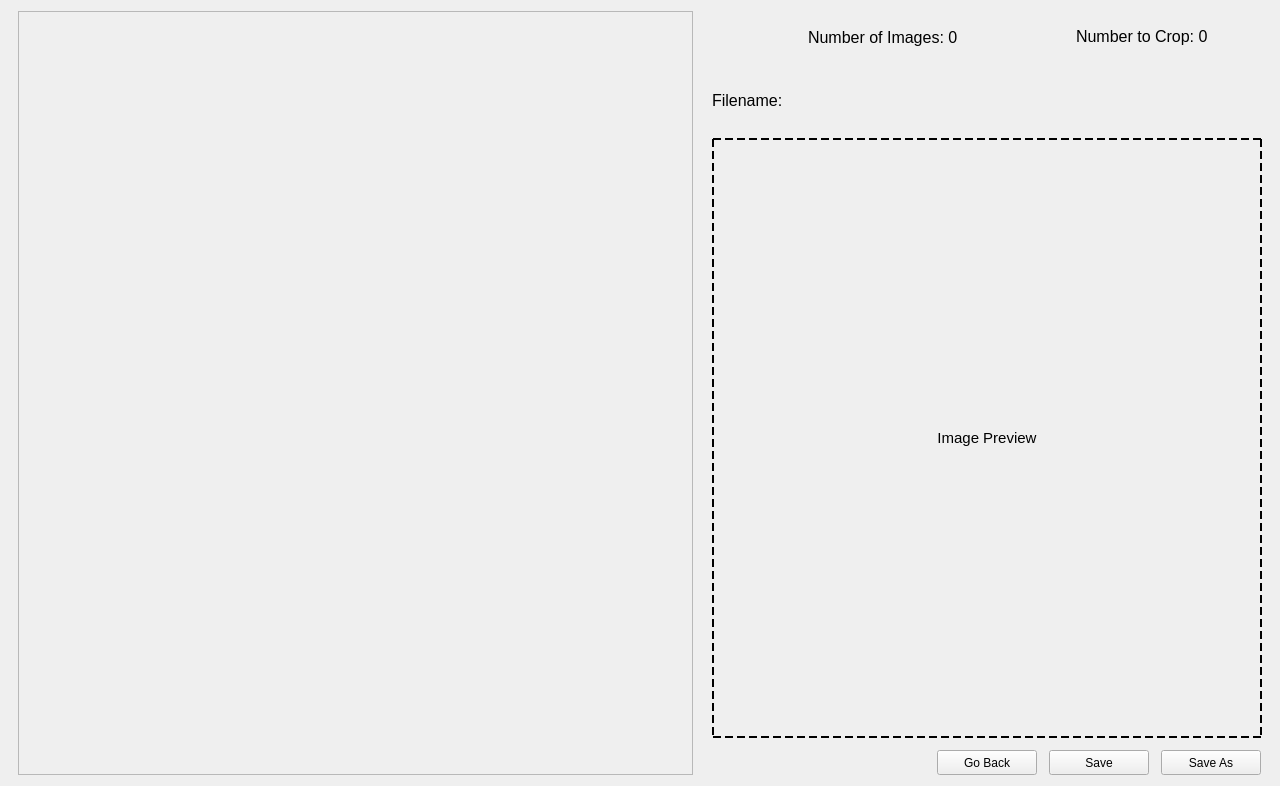
This is WatermarkCropper/cropmenu.ui in vg16855/Ifunny-Watermark-Cropper as Qt 5 draws it before an edit. The edited form follows.
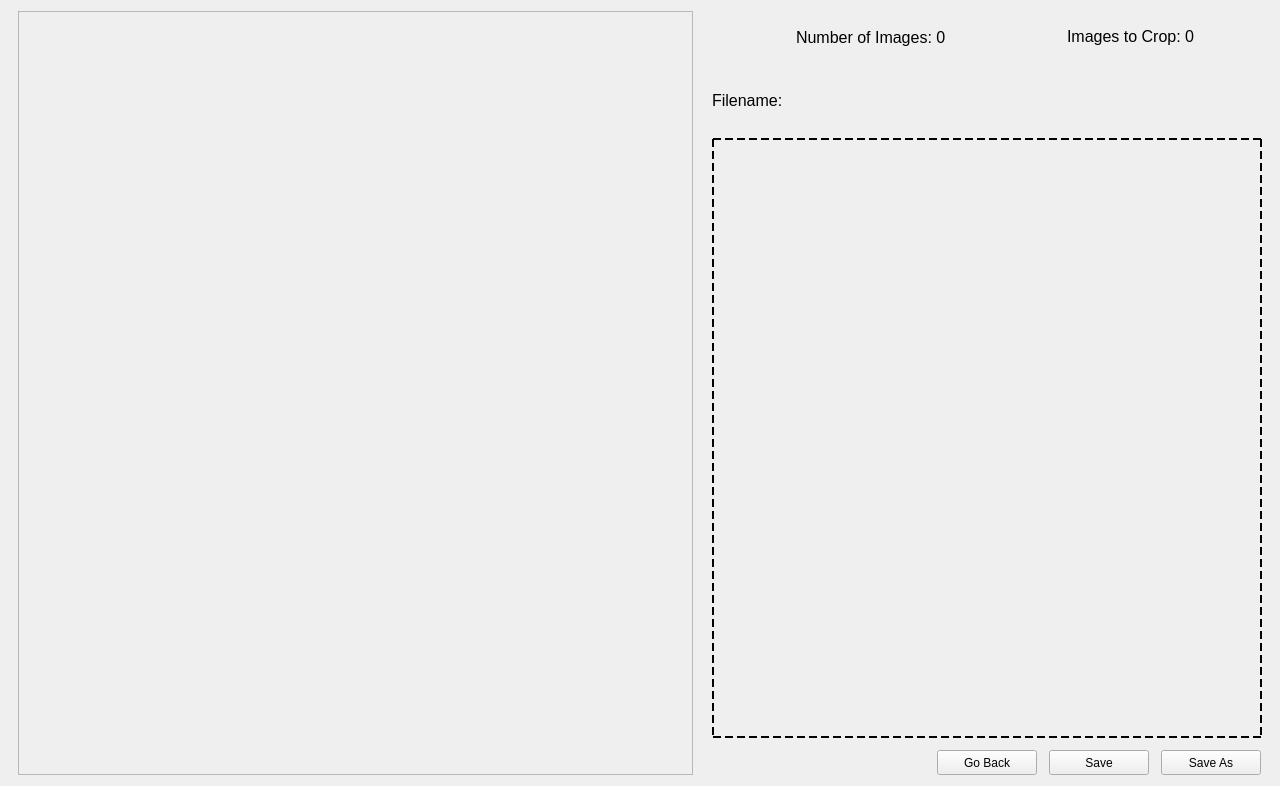
This is the edited form. Icons and pictures are not drawn.

Patch:
```diff
--- a/WatermarkCropper/cropmenu.ui
+++ b/WatermarkCropper/cropmenu.ui
@@ -110,7 +110,7 @@
         <widget class="QLabel" name="imageNumber">
          <property name="maximumSize">
           <size>
-           <width>160</width>
+           <width>175</width>
            <height>16777215</height>
           </size>
          </property>
@@ -151,12 +151,12 @@
          </property>
          <property name="maximumSize">
           <size>
-           <width>160</width>
+           <width>175</width>
            <height>16777215</height>
           </size>
          </property>
          <property name="text">
-          <string>Number to Crop: 0</string>
+          <string>Images to Crop: 0</string>
          </property>
          <property name="textFormat">
           <enum>Qt::RichText</enum>
@@ -228,7 +228,7 @@
         <enum>QFrame::Box</enum>
        </property>
        <property name="text">
-        <string>Image Preview</string>
+        <string/>
        </property>
        <property name="textFormat">
         <enum>Qt::RichText</enum>
```
Left out of the diff: 23 changed lines with no effect on the pictures.
